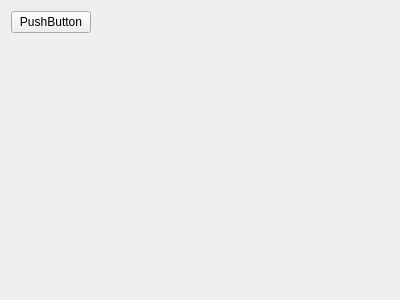
The window that seviz/modules/EngineTest/enginetestwidget.ui (eltimen/seviz) describes before a commit, drawn with Qt 5.
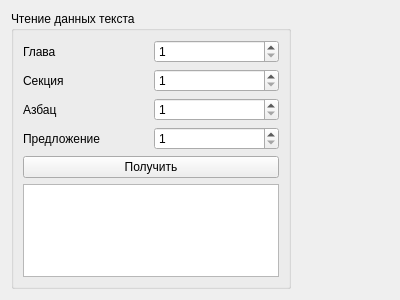
The same window after the commit.

The edit to the form file:
```diff
--- a/seviz/modules/EngineTest/enginetestwidget.ui
+++ b/seviz/modules/EngineTest/enginetestwidget.ui
@@ -13,14 +13,7 @@
   <property name="windowTitle">
    <string>Form</string>
   </property>
-  <layout class="QGridLayout" name="gridLayout">
-   <item row="0" column="0">
-    <widget class="QPushButton" name="pushButton">
-     <property name="text">
-      <string>PushButton</string>
-     </property>
-    </widget>
-   </item>
+  <layout class="QGridLayout" name="gridLayout_2">
    <item row="0" column="1">
     <spacer name="horizontalSpacer">
      <property name="orientation">
@@ -34,7 +27,102 @@
      </property>
     </spacer>
    </item>
-   <item row="1" column="0">
+   <item row="0" column="0">
+    <widget class="QGroupBox" name="groupBox">
+     <property name="title">
+      <string>Чтение данных текста</string>
+     </property>
+     <layout class="QVBoxLayout" name="verticalLayout">
+      <item>
+       <layout class="QGridLayout" name="gridLayout">
+        <item row="0" column="0">
+         <widget class="QLabel" name="label">
+          <property name="enabled">
+           <bool>true</bool>
+          </property>
+          <property name="text">
+           <string>Глава</string>
+          </property>
+         </widget>
+        </item>
+        <item row="1" column="0">
+         <widget class="QLabel" name="label_2">
+          <property name="text">
+           <string>Секция</string>
+          </property>
+         </widget>
+        </item>
+        <item row="2" column="1">
+         <widget class="QSpinBox" name="parBox">
+          <property name="minimum">
+           <number>1</number>
+          </property>
+         </widget>
+        </item>
+        <item row="2" column="0">
+         <widget class="QLabel" name="label_3">
+          <property name="text">
+           <string>Азбац</string>
+          </property>
+         </widget>
+        </item>
+        <item row="1" column="1">
+         <widget class="QSpinBox" name="sectionBox">
+          <property name="minimum">
+           <number>1</number>
+          </property>
+         </widget>
+        </item>
+        <item row="0" column="1">
+         <widget class="QSpinBox" name="chapterspinBox">
+          <property name="enabled">
+           <bool>true</bool>
+          </property>
+          <property name="minimum">
+           <number>1</number>
+          </property>
+          <property name="value">
+           <number>1</number>
+          </property>
+         </widget>
+        </item>
+        <item row="3" column="0">
+         <widget class="QLabel" name="label_4">
+          <property name="text">
+           <string>Предложение</string>
+          </property>
+         </widget>
+        </item>
+        <item row="3" column="1">
+         <widget class="QSpinBox" name="sentBox">
+          <property name="minimum">
+           <number>1</number>
+          </property>
+         </widget>
+        </item>
+       </layout>
+      </item>
+      <item>
+       <widget class="QPushButton" name="pushButton">
+        <property name="enabled">
+         <bool>true</bool>
+        </property>
+        <property name="text">
+         <string>Получить</string>
+        </property>
+       </widget>
+      </item>
+      <item>
+       <widget class="QTextEdit" name="resultLabel">
+        <property name="readOnly">
+         <bool>true</bool>
+        </property>
+       </widget>
+      </item>
+     </layout>
+    </widget>
+   </item>
+   <item row="2" column="0">
     <spacer name="verticalSpacer">
      <property name="orientation">
       <enum>Qt::Vertical</enum>
```
